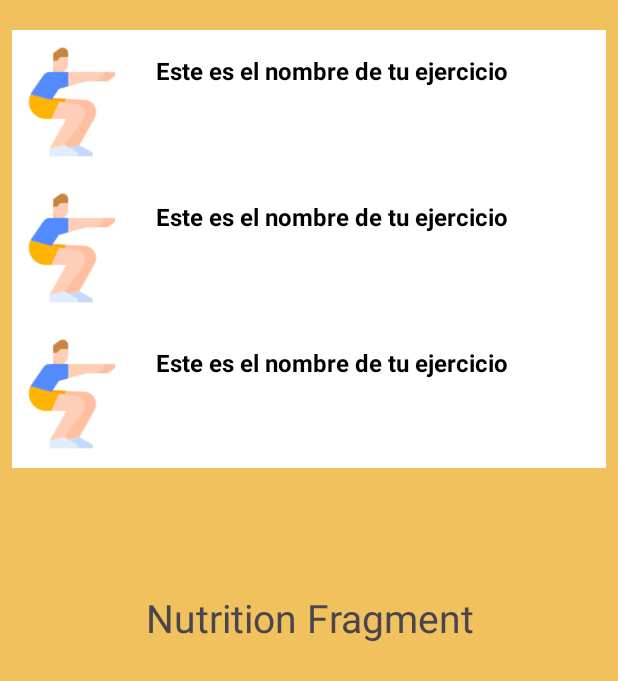
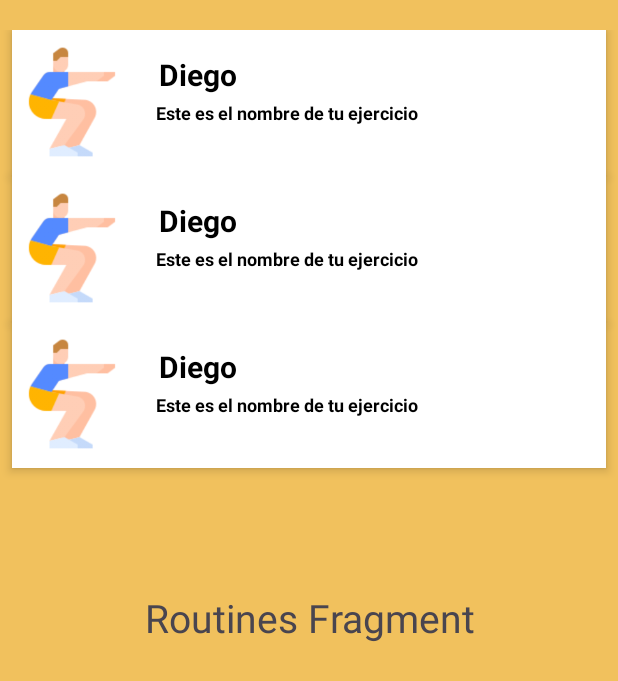
Before and after one commit to marioquintalcob/Proyecto01Equipo16, an Android app: the layout fragment_nutrition.xml on its own in the app's theme, with its tools: preview values and no code run, on a phone screen of 412 x 824 dp. Shown: the top 681 px of the screen. Run offline under Robolectric (Android 15) with nearby library versions, the phone set to English and light mode, and no system bars.

Commit message:
Actualicé el RecyclerView, Cambié el fragment de nutricion a rutinas y también el icono pero por ahí algunos id quedaron pendientes de sustituirse pero no lo hice para evitar más conflictos

```diff
--- a/app/src/main/java/org/bedu/proyecto01equipo16/MainActivity.kt
+++ b/app/src/main/java/org/bedu/proyecto01equipo16/MainActivity.kt
@@ -28,7 +28,7 @@ class MainActivity : AppCompatActivity() {
         boton2.setOnClickListener {
             val bundle = Bundle()
 
-            val intent = Intent(this, Nutrition::class.java ).apply{
+            val intent = Intent(this, Routines::class.java ).apply{
                 putExtras(bundle)
             }
 
--- a/app/src/main/java/org/bedu/proyecto01equipo16/Navbar.kt
+++ b/app/src/main/java/org/bedu/proyecto01equipo16/Navbar.kt
@@ -21,7 +21,7 @@ class Navbar : AppCompatActivity() {
 
                 R.id.home -> replaceFragment(Home())
                 R.id.comunidad -> replaceFragment(Comunity())
-                R.id.nutricion -> replaceFragment(Nutrition())
+                R.id.nutricion -> replaceFragment(Routines())
                 R.id.perfil -> replaceFragment(Profile())
 
                 else -> {
--- /dev/null
+++ b/app/src/main/res/drawable/baseline_fitness_center_24.xml
@@ -0,0 +1,5 @@
+<vector android:height="24dp" android:tint="#000000"
+    android:viewportHeight="24" android:viewportWidth="24"
+    android:width="24dp" xmlns:android="http://schemas.android.com/apk/res/android">
+    <path android:fillColor="@android:color/white" android:pathData="M20.57,14.86L22,13.43 20.57,12 17,15.57 8.43,7 12,3.43 10.57,2 9.14,3.43 7.71,2 5.57,4.14 4.14,2.71 2.71,4.14l1.43,1.43L2,7.71l1.43,1.43L2,10.57 3.43,12 7,8.43 15.57,17 12,20.57 13.43,22l1.43,-1.43L16.29,22l2.14,-2.14 1.43,1.43 1.43,-1.43 -1.43,-1.43L22,16.29z"/>
+</vector>
--- a/app/src/main/res/layout/card_layout.xml
+++ b/app/src/main/res/layout/card_layout.xml
@@ -1,11 +1,13 @@
 <?xml version="1.0" encoding="utf-8"?>
 <androidx.constraintlayout.widget.ConstraintLayout xmlns:android="http://schemas.android.com/apk/res/android"
+    xmlns:tools="http://schemas.android.com/tools"
     android:layout_width="match_parent"
 android:layout_height="wrap_content"
 xmlns:app="http://schemas.android.com/apk/res-auto"
 android:paddingTop="8dp"
 android:layout_marginHorizontal="8dp"
 android:background="@color/white"
+    android:elevation="4dp"
 android:foreground="?android:attr/selectableItemBackground">
 
 <com.google.android.material.imageview.ShapeableImageView
@@ -15,23 +17,44 @@ android:foreground="?android:attr/selectableItemBackground">
     android:adjustViewBounds="true"
     android:scaleType="centerCrop"
     app:layout_constraintStart_toStartOf="parent"
+    android:src="@drawable/a"
+    android:layout_marginEnd="32dp"
     app:layout_constraintTop_toTopOf="parent"
-    android:src="@drawable/a"/>
+    />
+
 
     <TextView
         android:id="@+id/tvHeading"
+        android:layout_width="wrap_content"
+        android:layout_height="wrap_content"
+        android:layout_alignParentTop="true"
+        android:layout_marginTop="8dp"
+        android:layout_toEndOf="@+id/title_image"
+        android:text="Diego"
+        android:textColor="@color/black"
+        android:textSize="20dp"
+        android:textStyle="bold"
+        app:layout_constraintEnd_toEndOf="parent"
+        app:layout_constraintHorizontal_bias="0.067"
+        app:layout_constraintStart_toEndOf="@+id/title_image"
+        app:layout_constraintTop_toTopOf="parent" />
+
+    <TextView
+        android:id="@+id/title"
         android:layout_width="0dp"
         android:layout_height="wrap_content"
-    android:textColor="@color/black"
-    android:text="Este es el nombre de tu ejercicio"
-    android:textSize="16dp"
-    android:textStyle="bold"
         android:layout_marginStart="16dp"
         android:layout_marginEnd="32dp"
-    android:layout_marginTop="8dp"
+        android:text="Este es el nombre de tu ejercicio"
+        android:textColor="@color/black"
+        android:textSize="12dp"
+        android:textStyle="bold"
+        app:layout_constraintBottom_toBottomOf="parent"
         app:layout_constraintEnd_toEndOf="parent"
+        app:layout_constraintHorizontal_bias="1.0"
         app:layout_constraintStart_toEndOf="@+id/title_image"
-    app:layout_constraintTop_toTopOf="parent" />
+        app:layout_constraintTop_toTopOf="parent"
+        app:layout_constraintVertical_bias="0.53" />
 
     <View
     android:layout_width="match_parent"
--- a/app/src/main/res/layout/fragment_nutrition.xml
+++ b/app/src/main/res/layout/fragment_nutrition.xml
@@ -5,13 +5,13 @@
     android:layout_height="match_parent"
     xmlns:app="http://schemas.android.com/apk/res-auto"
     android:background="#f1c15d"
-    tools:context=".Nutrition">
+    tools:context=".Routines">
 
     <!-- TODO: Update blank fragment layout -->
     <TextView
         android:layout_width="match_parent"
         android:layout_height="match_parent"
-        android:text="Nutrition Fragment"
+        android:text="Routines Fragment"
         android:textSize="26dp"
         android:gravity="center"
         />
@@ -32,7 +32,7 @@
     <androidx.recyclerview.widget.RecyclerView
         android:id="@+id/recyclerView"
         android:layout_width="match_parent"
-        android:layout_height="wrap_content"
+        android:layout_height="match_parent"
         android:layout_marginTop="20dp"
         app:layout_constraintEnd_toEndOf="parent"
         app:layout_constraintHorizontal_bias="0.0"
--- a/app/src/main/res/menu/bottom_nav.xml
+++ b/app/src/main/res/menu/bottom_nav.xml
@@ -9,10 +9,10 @@
         android:id="@+id/comunidad"
         android:icon="@drawable/baseline_people_24"
         />
-    <item android:title="Nutrición"
+    <item
         android:id="@+id/nutricion"
-        android:icon="@drawable/baseline_food_bank_24"
-        />
+        android:icon="@drawable/baseline_fitness_center_24"
+        android:title="Rutinas" />
     <item android:title="Perfil"
         android:id="@+id/perfil"
         android:icon="@drawable/baseline_person_24"
```
Also changed, not shown: app/src/main/java/org/bedu/proyecto01equipo16/Rutinas.kt (renamed from app/src/main/java/org/bedu/proyecto01equipo16/Nutrition.kt, +19 -8 lines). Lines whose indentation alone changed are shown as unchanged.
